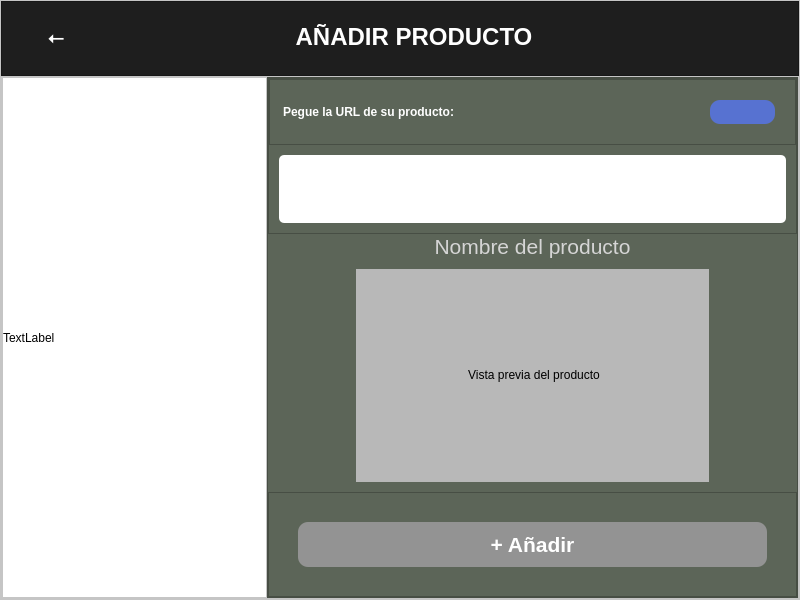
This is Interfaz/gui/URL.ui in 50DayEmpire/Tracking_Precios as Qt 5 draws it before an edit. The edited form follows.
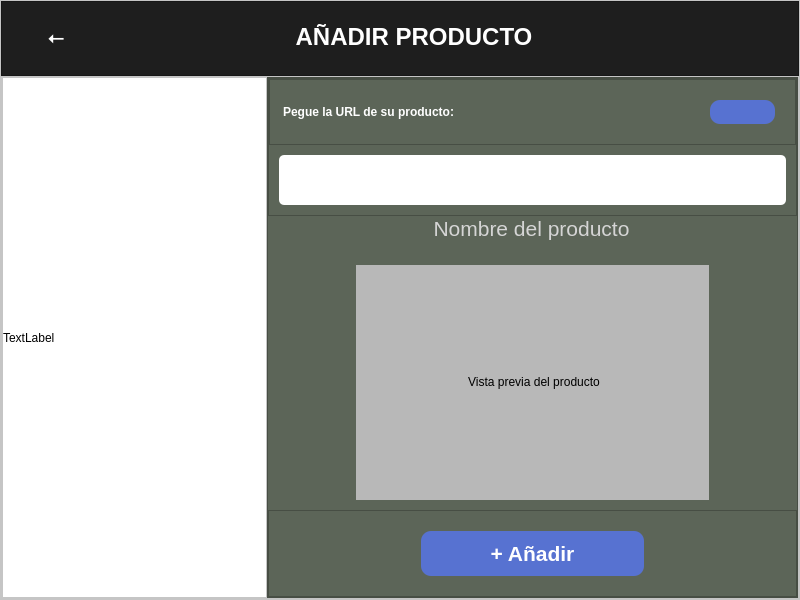
This is the edited form. Icons and pictures are not drawn.

The edit to the form file:
```diff
--- a/Interfaz/gui/URL.ui
+++ b/Interfaz/gui/URL.ui
@@ -340,6 +340,12 @@
                 </item>
                 <item>
                  <widget class="QTextEdit" name="textEdit">
+                  <property name="maximumSize">
+                   <size>
+                    <width>527</width>
+                    <height>70</height>
+                   </size>
+                  </property>
                   <property name="font">
                    <font>
                     <family>Arial</family>
@@ -376,17 +382,23 @@
              <item>
               <layout class="QVBoxLayout" name="verticalLayout_4" stretch="0,8">
                <property name="spacing">
-                <number>0</number>
+                <number>14</number>
                </property>
                <item>
                 <widget class="QLabel" name="nproduct">
+                 <property name="maximumSize">
+                  <size>
+                   <width>527</width>
+                   <height>16777215</height>
+                  </size>
+                 </property>
                  <property name="text">
                   <string>&lt;html&gt;&lt;head/&gt;&lt;body&gt;&lt;p align=&quot;center&quot;&gt;&lt;span style=&quot; font-size:16pt; color:#d5d5d5;&quot;&gt;Nombre del producto&lt;/span&gt;&lt;/p&gt;&lt;/body&gt;&lt;/html&gt;</string>
                  </property>
                 </widget>
                </item>
                <item>
-                <layout class="QHBoxLayout" name="horizontalLayout" stretch="0,6,0">
+                <layout class="QHBoxLayout" name="horizontalLayout" stretch="0,4,0">
                  <property name="spacing">
                   <number>0</number>
                  </property>
@@ -446,6 +458,39 @@
                 <enum>QFrame::Raised</enum>
                </property>
                <layout class="QVBoxLayout" name="verticalLayout">
+                <property name="spacing">
+                 <number>0</number>
+                </property>
+                <property name="leftMargin">
+                 <number>0</number>
+                </property>
+                <property name="topMargin">
+                 <number>0</number>
+                </property>
+                <property name="rightMargin">
+                 <number>0</number>
+                </property>
+                <property name="bottomMargin">
+                 <number>0</number>
+                </property>
+                <item>
+                 <layout class="QHBoxLayout" name="horizontalLayout_6" stretch="1,2,1">
+                  <property name="spacing">
+                   <number>0</number>
+                  </property>
+                  <item>
+                   <spacer name="horizontalSpacer_3">
+                    <property name="orientation">
+                     <enum>Qt::Horizontal</enum>
+                    </property>
+                    <property name="sizeHint" stdset="0">
+                     <size>
+                      <width>68</width>
+                      <height>20</height>
+                     </size>
+                    </property>
+                   </spacer>
+                  </item>
                 <item>
                  <widget class="QPushButton" name="btnProducto">
                   <property name="font">
@@ -459,18 +504,41 @@
                    <cursorShape>ForbiddenCursor</cursorShape>
                   </property>
                   <property name="styleSheet">
-                   <string notr="true">background-color: rgb(147, 147, 147);
-border-radius: 10px;
-color: white;
-padding: 10px;
-margin: 20px;
-cursor: wait; 
-</string>
+                     <string notr="true">QPushButton {
+    background-color: rgb(87, 114, 209);
+    border-radius: 10px;
+    color: white;
+    padding: 10px;
+    margin: 20px;
+    cursor: wait; 
+}
+
+QPushButton:hover {
+    background-color: rgb(170, 169, 167);
+}</string>
                   </property>
                   <property name="text">
                    <string>+ Añadir</string>
                   </property>
-                 </widget>
+                    <property name="autoDefault">
+                     <bool>true</bool>
+                    </property>
+                   </widget>
+                  </item>
+                  <item>
+                   <spacer name="horizontalSpacer_4">
+                    <property name="orientation">
+                     <enum>Qt::Horizontal</enum>
+                    </property>
+                    <property name="sizeHint" stdset="0">
+                     <size>
+                      <width>58</width>
+                      <height>20</height>
+                     </size>
+                    </property>
+                   </spacer>
+                  </item>
+                 </layout>
                 </item>
                </layout>
               </widget>
```
Left out of the diff: 9 changed lines with no effect on the pictures. Lines whose indentation alone changed are shown as unchanged.
